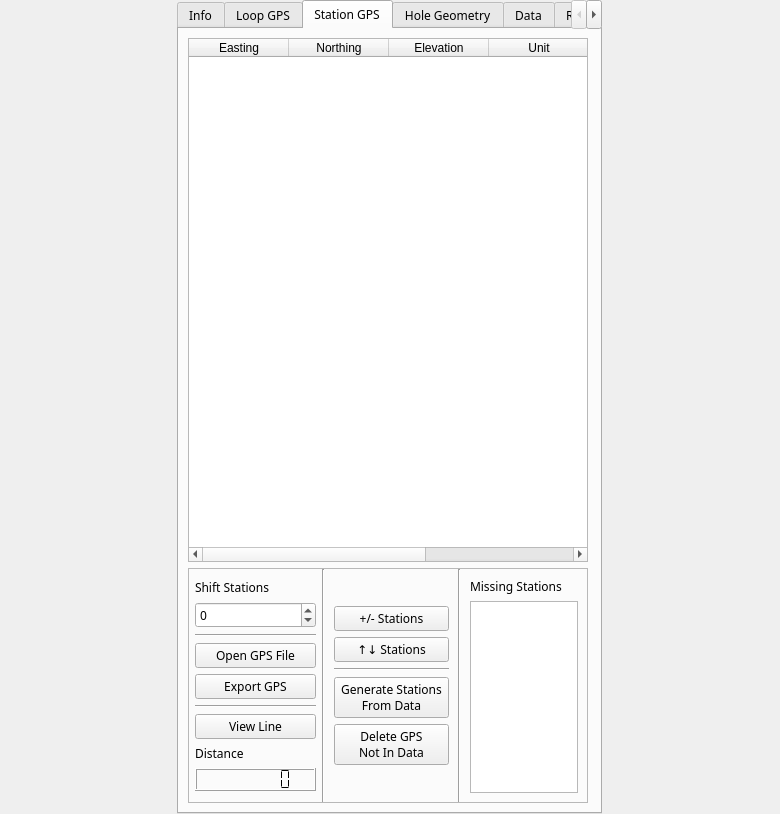
Eric-Meunier/Processor-Suite, file src/qt_ui/pem_info_widget.ui: the form before one commit.
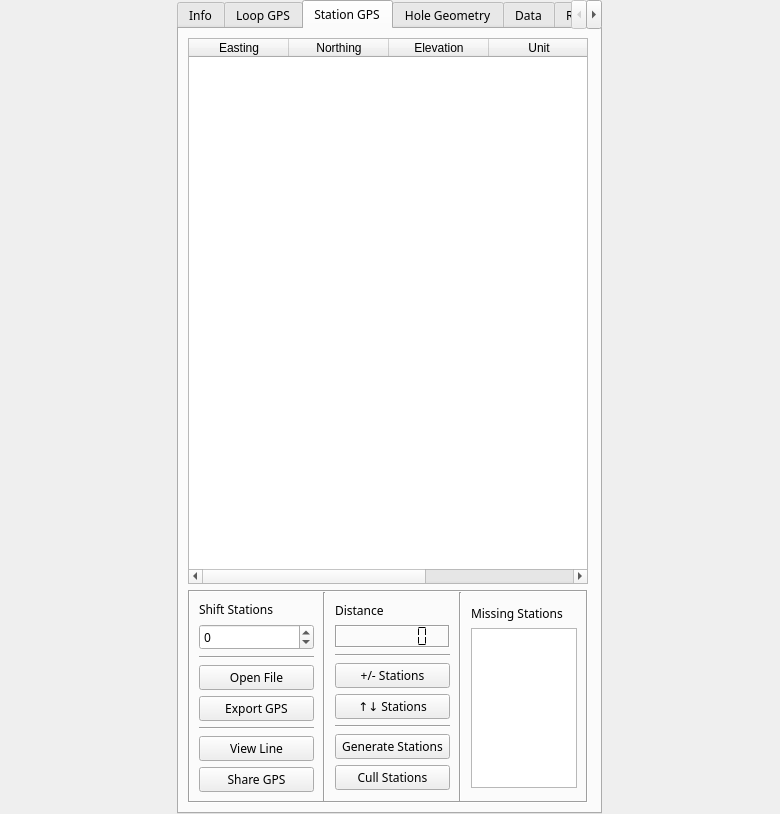
The form after the commit. The open tabs and pages were chosen to show the change.

Commit message: Removed Data tab from PIW.

```diff
--- a/src/qt_ui/pem_info_widget.ui
+++ b/src/qt_ui/pem_info_widget.ui
@@ -43,6 +43,9 @@
    </property>
    <item row="1" column="0">
     <widget class="QTabWidget" name="tabs">
+     <property name="enabled">
+      <bool>true</bool>
+     </property>
      <property name="sizePolicy">
       <sizepolicy hsizetype="Maximum" vsizetype="Preferred">
        <horstretch>0</horstretch>
@@ -287,10 +290,10 @@
           </size>
          </property>
          <property name="frameShape">
-          <enum>QFrame::StyledPanel</enum>
+          <enum>QFrame::Box</enum>
          </property>
          <property name="frameShadow">
-          <enum>QFrame::Plain</enum>
+          <enum>QFrame::Sunken</enum>
          </property>
          <layout class="QHBoxLayout" name="horizontalLayout">
           <property name="spacing">
@@ -335,17 +338,20 @@
              <enum>QFrame::Raised</enum>
             </property>
             <layout class="QVBoxLayout" name="verticalLayout_2">
+             <property name="spacing">
+              <number>6</number>
+             </property>
              <property name="leftMargin">
-              <number>6</number>
+              <number>9</number>
              </property>
              <property name="topMargin">
-              <number>6</number>
+              <number>9</number>
              </property>
              <property name="rightMargin">
-              <number>6</number>
+              <number>9</number>
              </property>
              <property name="bottomMargin">
-              <number>6</number>
+              <number>9</number>
              </property>
              <item>
               <widget class="QLabel" name="shiftStationLabel">
@@ -395,7 +401,7 @@
                 </sizepolicy>
                </property>
                <property name="text">
-                <string>Open GPS File</string>
+                <string>Open File</string>
                </property>
               </widget>
              </item>
@@ -433,6 +439,56 @@
               </widget>
              </item>
              <item>
+              <widget class="QPushButton" name="share_gps_btn">
+               <property name="toolTip">
+                <string>Share this GPS with all other opened surface files</string>
+               </property>
+               <property name="text">
+                <string>Share GPS</string>
+               </property>
+              </widget>
+             </item>
+            </layout>
+           </widget>
+          </item>
+          <item>
+           <widget class="Line" name="line_2">
+            <property name="orientation">
+             <enum>Qt::Vertical</enum>
+            </property>
+           </widget>
+          </item>
+          <item>
+           <widget class="QFrame" name="frame_5">
+            <property name="sizePolicy">
+             <sizepolicy hsizetype="Maximum" vsizetype="Maximum">
+              <horstretch>0</horstretch>
+              <verstretch>0</verstretch>
+             </sizepolicy>
+            </property>
+            <property name="minimumSize">
+             <size>
+              <width>133</width>
+              <height>0</height>
+             </size>
+            </property>
+            <property name="maximumSize">
+             <size>
+              <width>16777215</width>
+              <height>16777215</height>
+             </size>
+            </property>
+            <property name="frameShape">
+             <enum>QFrame::NoFrame</enum>
+            </property>
+            <property name="frameShadow">
+             <enum>QFrame::Raised</enum>
+            </property>
+            <layout class="QVBoxLayout" name="verticalLayout_6">
+             <property name="spacing">
+              <number>6</number>
+             </property>
+             <item>
               <widget class="QLabel" name="label_2">
                <property name="text">
                 <string>Distance</string>
@@ -447,6 +503,27 @@
                  <verstretch>0</verstretch>
                 </sizepolicy>
                </property>
+               <property name="minimumSize">
+                <size>
+                 <width>0</width>
+                 <height>22</height>
+                </size>
+               </property>
+               <property name="frameShape">
+                <enum>QFrame::Box</enum>
+               </property>
+               <property name="frameShadow">
+                <enum>QFrame::Sunken</enum>
+               </property>
+               <property name="lineWidth">
+                <number>1</number>
+               </property>
+               <property name="midLineWidth">
+                <number>0</number>
+               </property>
+               <property name="smallDecimalPoint">
+                <bool>false</bool>
+               </property>
                <property name="digitCount">
                 <number>7</number>
                </property>
@@ -455,43 +532,13 @@
                </property>
               </widget>
              </item>
-            </layout>
-           </widget>
-          </item>
-          <item>
-           <widget class="Line" name="line_2">
-            <property name="orientation">
-             <enum>Qt::Vertical</enum>
-            </property>
-           </widget>
-          </item>
-          <item>
-           <widget class="QFrame" name="frame_5">
-            <property name="sizePolicy">
-             <sizepolicy hsizetype="Maximum" vsizetype="Maximum">
-              <horstretch>0</horstretch>
-              <verstretch>0</verstretch>
-             </sizepolicy>
-            </property>
-            <property name="minimumSize">
-             <size>
-              <width>133</width>
-              <height>0</height>
-             </size>
-            </property>
-            <property name="maximumSize">
-             <size>
-              <width>16777215</width>
-              <height>16777215</height>
-             </size>
-            </property>
-            <property name="frameShape">
-             <enum>QFrame::NoFrame</enum>
-            </property>
-            <property name="frameShadow">
-             <enum>QFrame::Raised</enum>
-            </property>
-            <layout class="QVBoxLayout" name="verticalLayout_6">
+             <item>
+              <widget class="Line" name="line_9">
+               <property name="orientation">
+                <enum>Qt::Horizontal</enum>
+               </property>
+              </widget>
+             </item>
              <item>
               <widget class="QPushButton" name="flip_station_signs_button">
                <property name="sizePolicy">
@@ -540,8 +587,7 @@
                 <string>Generate station numbers for the list of GPS stations based on the stations in the EM data</string>
                </property>
                <property name="text">
-                <string>Generate Stations
-From Data</string>
+                <string>Generate Stations</string>
                </property>
               </widget>
              </item>
@@ -557,8 +603,7 @@
                 <string>Remove GPS stations for which there is no EM data</string>
                </property>
                <property name="text">
-                <string>Delete GPS
-Not In Data</string>
+                <string>Cull Stations</string>
                </property>
               </widget>
              </item>
@@ -593,6 +638,9 @@
              <enum>QFrame::Raised</enum>
             </property>
             <layout class="QVBoxLayout" name="verticalLayout_4">
+             <property name="spacing">
+              <number>6</number>
+             </property>
              <property name="leftMargin">
               <number>9</number>
              </property>
@@ -623,7 +671,7 @@
                <property name="maximumSize">
                 <size>
                  <width>16777215</width>
-                 <height>16777215</height>
+                 <height>160</height>
                 </size>
                </property>
               </widget>
```
Left out of the diff: 59 changed lines with no effect on the pictures. The commit also changes 6 other files.
